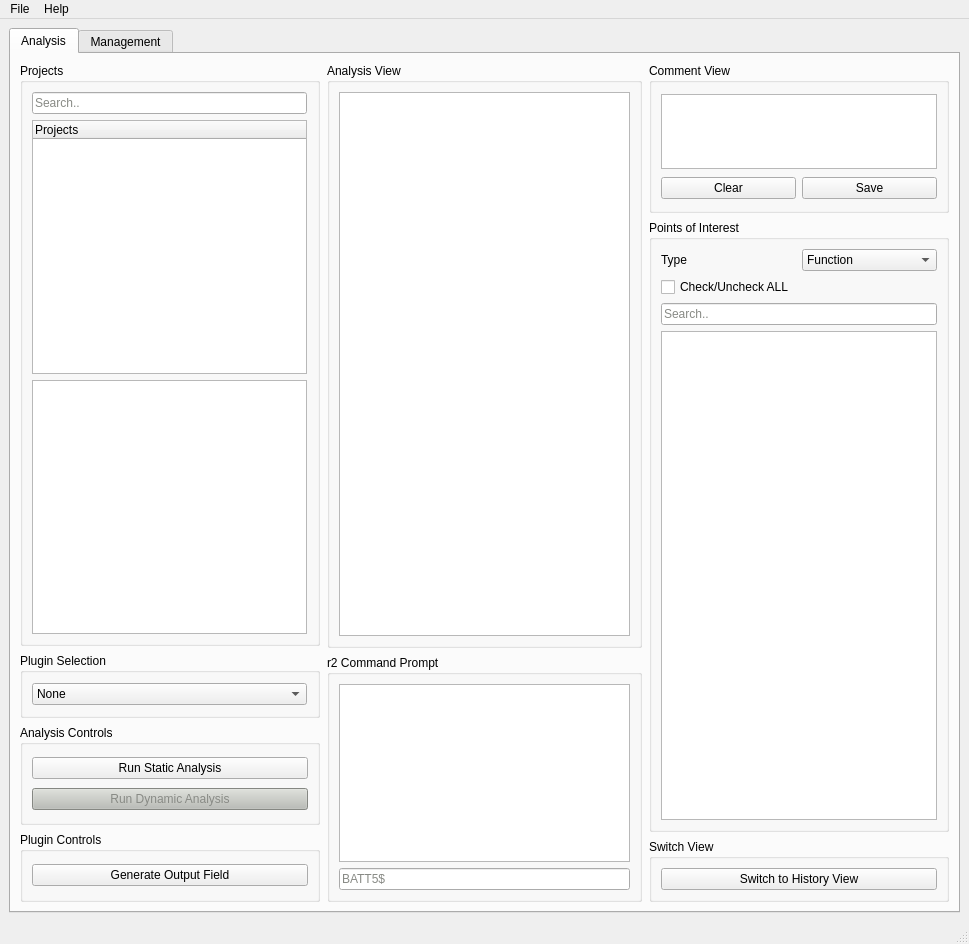
Qt form src/GUI/ui_files/BATT5_GUI.ui (adalio0/BATT5) before a commit.
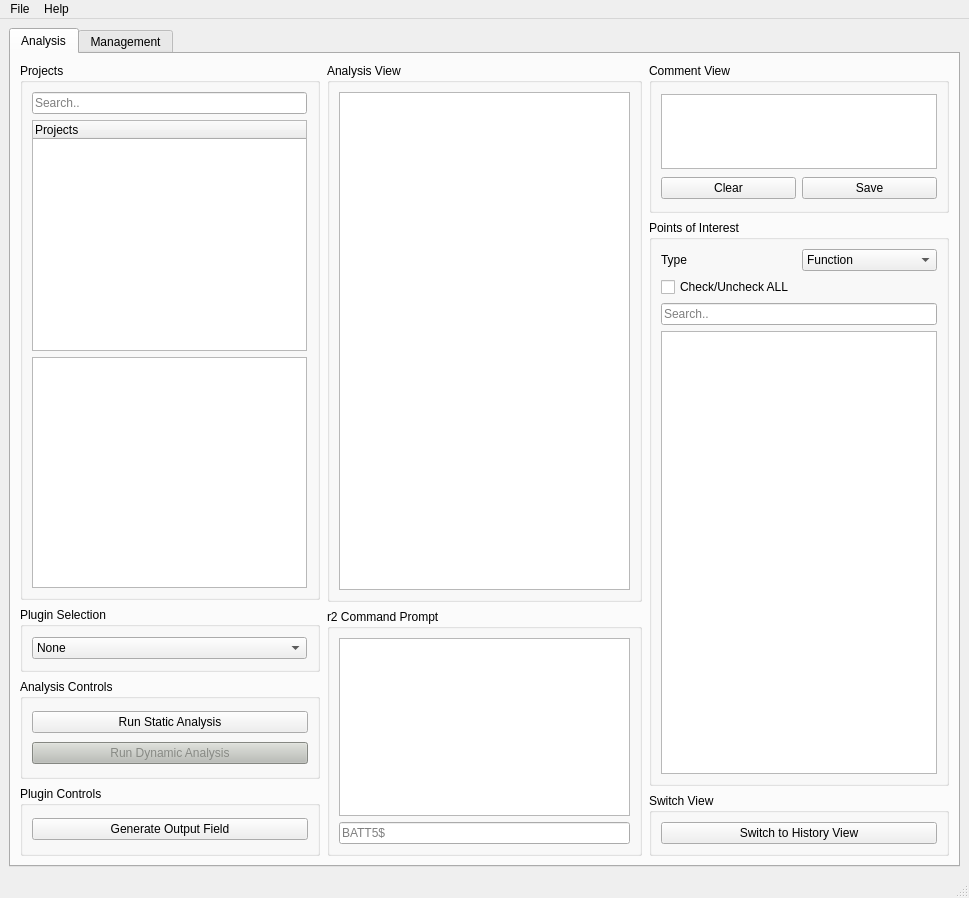
The same form after that commit. The open tabs and pages were chosen to show the change.

Commit message:
management tab stable enough for master
still missing functionality:
- populate POI list according to PLugin list
- make plugin list checkable
- enable save pois buttons
- allow multiple pois to be added via xml

```diff
--- a/src/GUI/ui_files/BATT5_GUI.ui
+++ b/src/GUI/ui_files/BATT5_GUI.ui
@@ -10,7 +10,7 @@
     <x>0</x>
     <y>0</y>
     <width>969</width>
-    <height>944</height>
+    <height>898</height>
    </rect>
   </property>
   <property name="windowTitle">
@@ -24,7 +24,7 @@
     <item>
      <widget class="QTabWidget" name="central_tabs">
       <property name="currentIndex">
-       <number>1</number>
+       <number>0</number>
       </property>
       <widget class="QWidget" name="analysis_tab">
        <attribute name="title">
@@ -91,9 +91,12 @@
                     </size>
                    </property>
                    <property name="styleSheet">
-                    <string notr="true">color: rgb(136, 138, 133);</string>
+                    <string notr="true"/>
                    </property>
                    <property name="text">
+                    <string/>
+                   </property>
+                   <property name="placeholderText">
                     <string>Search..</string>
                    </property>
                   </widget>
@@ -324,101 +327,13 @@
                  </item>
                  <item>
                   <widget class="QLineEdit" name="radareConsoleIn_lineEdit">
-                   <property name="palette">
-                    <palette>
-                     <active>
-                      <colorrole role="WindowText">
-                       <brush brushstyle="SolidPattern">
-                        <color alpha="255">
-                         <red>136</red>
-                         <green>138</green>
-                         <blue>133</blue>
-                        </color>
-                       </brush>
-                      </colorrole>
-                      <colorrole role="Text">
-                       <brush brushstyle="SolidPattern">
-                        <color alpha="255">
-                         <red>136</red>
-                         <green>138</green>
-                         <blue>133</blue>
-                        </color>
-                       </brush>
-                      </colorrole>
-                      <colorrole role="ButtonText">
-                       <brush brushstyle="SolidPattern">
-                        <color alpha="255">
-                         <red>136</red>
-                         <green>138</green>
-                         <blue>133</blue>
-                        </color>
-                       </brush>
-                      </colorrole>
-                     </active>
-                     <inactive>
-                      <colorrole role="WindowText">
-                       <brush brushstyle="SolidPattern">
-                        <color alpha="255">
-                         <red>136</red>
-                         <green>138</green>
-                         <blue>133</blue>
-                        </color>
-                       </brush>
-                      </colorrole>
-                      <colorrole role="Text">
-                       <brush brushstyle="SolidPattern">
-                        <color alpha="255">
-                         <red>136</red>
-                         <green>138</green>
-                         <blue>133</blue>
-                        </color>
-                       </brush>
-                      </colorrole>
-                      <colorrole role="ButtonText">
-                       <brush brushstyle="SolidPattern">
-                        <color alpha="255">
-                         <red>136</red>
-                         <green>138</green>
-                         <blue>133</blue>
-                        </color>
-                       </brush>
-                      </colorrole>
-                     </inactive>
-                     <disabled>
-                      <colorrole role="WindowText">
-                       <brush brushstyle="SolidPattern">
-                        <color alpha="255">
-                         <red>136</red>
-                         <green>138</green>
-                         <blue>133</blue>
-                        </color>
-                       </brush>
-                      </colorrole>
-                      <colorrole role="Text">
-                       <brush brushstyle="SolidPattern">
-                        <color alpha="255">
-                         <red>136</red>
-                         <green>138</green>
-                         <blue>133</blue>
-                        </color>
-                       </brush>
-                      </colorrole>
-                      <colorrole role="ButtonText">
-                       <brush brushstyle="SolidPattern">
-                        <color alpha="255">
-                         <red>136</red>
-                         <green>138</green>
-                         <blue>133</blue>
-                        </color>
-                       </brush>
-                      </colorrole>
-                     </disabled>
-                    </palette>
-                   </property>
                    <property name="styleSheet">
-                    <string notr="true">color: rgb(136, 138, 133);</string>
+                    <string notr="true"/>
                    </property>
                    <property name="text">
+                    <string/>
+                   </property>
+                   <property name="placeholderText">
                     <string>BATT5$</string>
                    </property>
                   </widget>
@@ -547,9 +462,12 @@
                  <item>
                   <widget class="QLineEdit" name="poiSearch_lineEdit">
                    <property name="styleSheet">
-                    <string notr="true">color: rgb(136, 138, 133);</string>
+                    <string notr="true"/>
                    </property>
                    <property name="text">
+                    <string/>
+                   </property>
+                   <property name="placeholderText">
                     <string>Search..</string>
                    </property>
                   </widget>
@@ -919,9 +837,12 @@
              <item>
               <widget class="QLineEdit" name="pluginManagementSearch_lineEdit">
                <property name="styleSheet">
-                <string notr="true">color: rgb(136, 138, 133);</string>
+                <string notr="true"/>
                </property>
                <property name="text">
+                <string/>
+               </property>
+               <property name="placeholderText">
                 <string>Search..</string>
                </property>
               </widget>
@@ -1260,7 +1181,22 @@
                    </widget>
                   </item>
                   <item row="5" column="1">
-                   <widget class="QLineEdit" name="dpmOutFuncSource_lineEdit"/>
+                   <widget class="QLineEdit" name="dpmOutFuncSource_lineEdit">
+                    <property name="font">
+                     <font>
+                      <italic>true</italic>
+                     </font>
+                    </property>
+                    <property name="readOnly">
+                     <bool>true</bool>
+                    </property>
+                    <property name="placeholderText">
+                     <string/>
+                    </property>
+                    <property name="clearButtonEnabled">
+                     <bool>false</bool>
+                    </property>
+                   </widget>
                   </item>
                   <item row="1" column="1">
                    <widget class="QLineEdit" name="dpmPluginName_lineEdit"/>
@@ -1399,9 +1335,12 @@
                <item>
                 <widget class="QLineEdit" name="poiManagementSeach_lineEdit">
                  <property name="styleSheet">
-                  <string notr="true">color: rgb(136, 138, 133);</string>
+                  <string notr="true"/>
                  </property>
                  <property name="text">
+                  <string/>
+                 </property>
+                 <property name="placeholderText">
                   <string>Search..</string>
                  </property>
                 </widget>
@@ -1444,7 +1383,7 @@
               </property>
               <layout class="QVBoxLayout" name="verticalLayout_28">
                <item>
-                <widget class="QCheckBox" name="checkBox">
+                <widget class="QCheckBox" name="checkAllPlugins_checkBox">
                  <property name="text">
                   <string>Check/Uncheck All</string>
                  </property>
@@ -1453,15 +1392,18 @@
                <item>
                 <widget class="QLineEdit" name="addToPluginSearch_lineEdit">
                  <property name="styleSheet">
-                  <string notr="true">color: rgb(136, 138, 133);</string>
+                  <string notr="true"/>
                  </property>
                  <property name="text">
+                  <string/>
+                 </property>
+                 <property name="placeholderText">
                   <string>Search..</string>
                  </property>
                 </widget>
                </item>
                <item>
-                <widget class="QListView" name="listView"/>
+                <widget class="QListWidget" name="addToPlugin_list"/>
                </item>
               </layout>
              </widget>
@@ -1554,6 +1496,9 @@
                     <property name="readOnly">
                      <bool>true</bool>
                     </property>
+                    <property name="placeholderText">
+                     <string/>
+                    </property>
                    </widget>
                   </item>
                   <item row="1" column="0">
@@ -1707,7 +1652,7 @@
                    <widget class="QLineEdit" name="varName_lineEdit"/>
                   </item>
                   <item row="5" column="2">
-                   <widget class="QLineEdit" name="lineEdit"/>
+                   <widget class="QLineEdit" name="structName_lineEdit"/>
                   </item>
                   <item row="5" column="3">
                    <widget class="QPushButton" name="saveStruct_button">
@@ -1779,7 +1724,7 @@
                   <item row="6" column="2">
                    <layout class="QHBoxLayout" name="horizontalLayout_11">
                     <item>
-                     <widget class="QPushButton" name="pushButton">
+                     <widget class="QPushButton" name="clearPoiAll_button">
                       <property name="text">
                        <string>Clear All</string>
                       </property>
@@ -1846,7 +1791,7 @@
      <x>0</x>
      <y>0</y>
      <width>969</width>
-     <height>26</height>
+     <height>21</height>
     </rect>
    </property>
    <widget class="QMenu" name="file_menu">
```
The commit also changes 2 other files.
